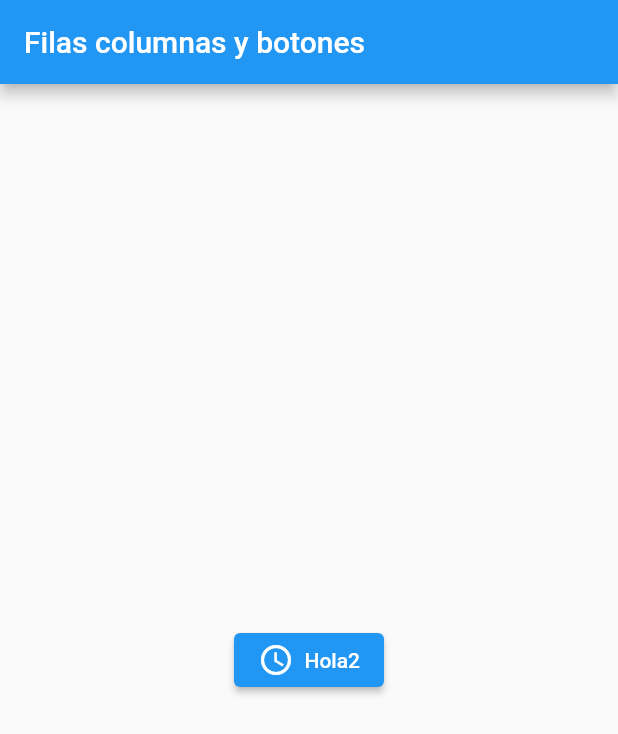
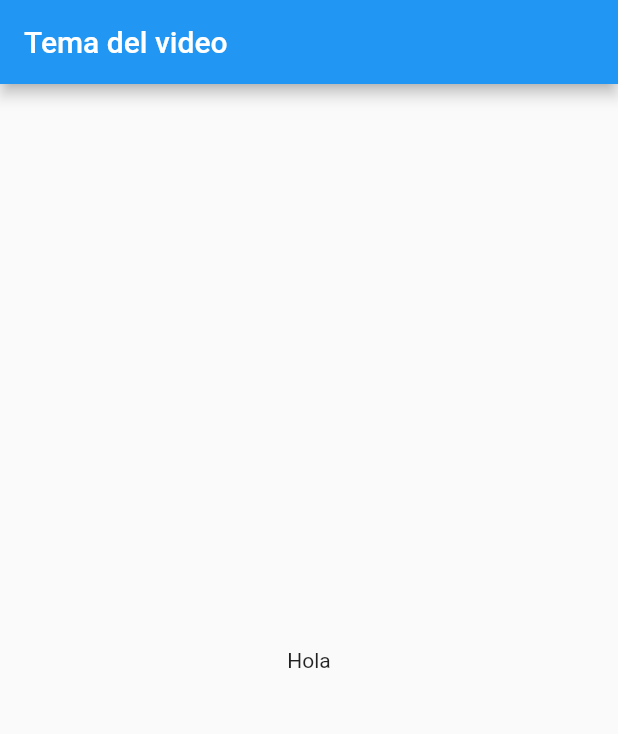
Before and after one commit to ivanchenoweth/flutter-poc1, a Flutter app: the screen it shows after launch, on a phone screen of 412 x 824 dp. Shown: the top 734 px of the screen. Run offline on Flutter 3.47's test engine with Material 2 defaults, Android fonts, the light colour scheme and no system bars.

Commit message:
codebase of aprendeFlutter

```diff
--- a/lib/main.dart
+++ b/lib/main.dart
@@ -27,21 +27,12 @@ class _InicioState extends State<Inicio> {
   @override
   Widget build(BuildContext context) {
     return Scaffold(
-        appBar: AppBar(
-          title: const Text("Filas columnas y botones"),
-        ),
-        body: Center(
-            child: ElevatedButton(
-          // ignore: prefer_const_literals_to_create_immutables
-          child: Row(mainAxisSize: MainAxisSize.min, children: [
-            Icon(Icons.access_time),
-            SizedBox(width: 7),
-            const Text("Hola2"),
-          ]),
-          onPressed: () {
-            var t = DateTime.now();
-            print(t);
-          },
-        )));
+      appBar: AppBar(
+        title: const Text("Tema del video"),
+      ),
+      body: Center(
+        child: const Text("Hola"),
+      ),
+    );
   }
 }
```
